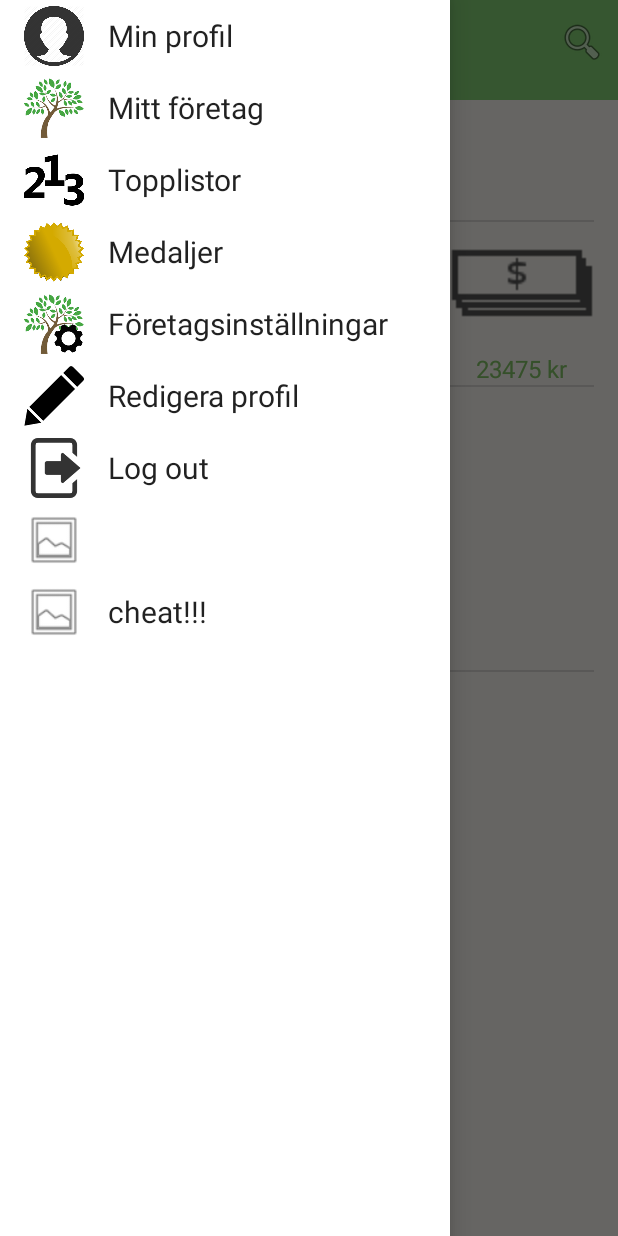
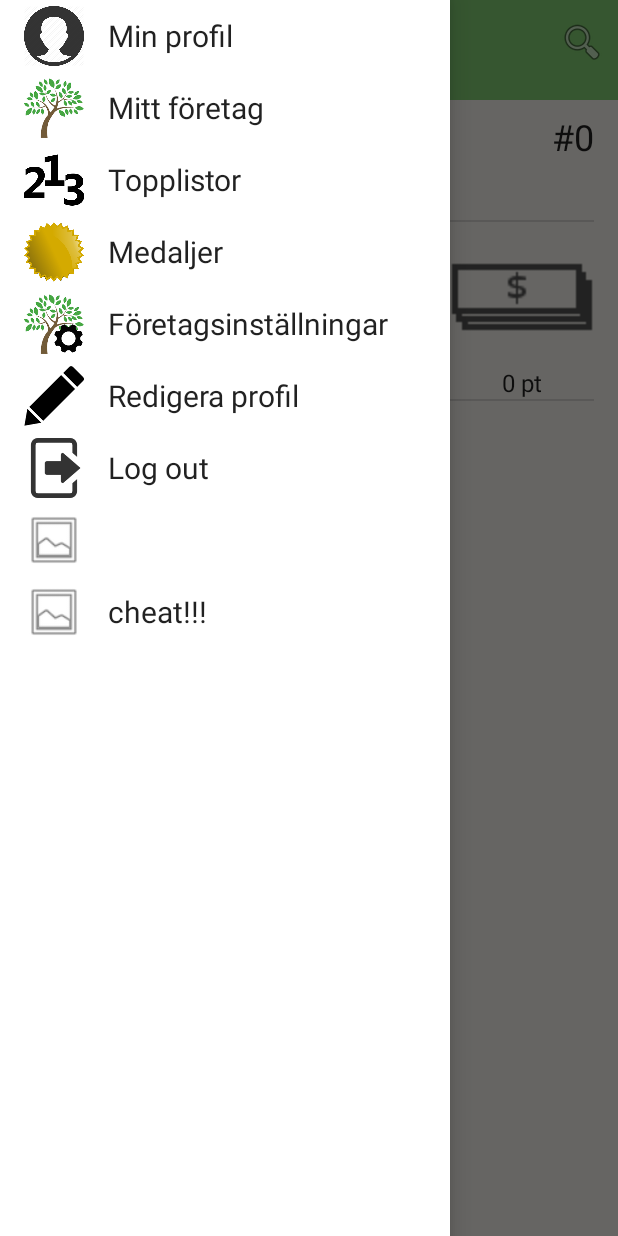
Before and after one commit to emiilax/spoti5, an Android app: the MainActivity screen opened directly, with no data from a screen before it, with the side drawer open, on a phone screen of 412 x 824 dp. Run offline under Robolectric (Android 15) with nearby library versions, the phone set to English and light mode, and no system bars; libraries missing offline, so code that uses them is left out: com.firebase.client, com.github.mikephil.charting; 41 statements that could not run were skipped.

Commit message:
made some changes to the ProfileView of a company

```diff
--- a/EcoBussing/app/src/main/java/com/example/spoti5/ecobussing/Database/Database.java
+++ b/EcoBussing/app/src/main/java/com/example/spoti5/ecobussing/Database/Database.java
@@ -91,6 +91,15 @@ public class Database implements IDatabase{
         int index = 0;
         if(topListAll.contains(user)){
              index = topListAll.indexOf(user);
+        }
+        return index;
+    }
+
+    @Override
+    public int getPosition(Company comp){
+        int index = 0;
+        if(topListAllCompanies.contains(comp)){
+            index = topListAllCompanies.indexOf(comp);
         }
         return index;
     }
--- a/EcoBussing/app/src/main/java/com/example/spoti5/ecobussing/Database/IDatabase.java
+++ b/EcoBussing/app/src/main/java/com/example/spoti5/ecobussing/Database/IDatabase.java
@@ -30,6 +30,7 @@ public interface IDatabase {
     public void changePassword(String email, String oldPassword, String newPassword,  IDatabaseConnected connection);
 
     public int getPosition(IUser user);
+    public int getPosition(Company comp);
 
     public IProfile getCompany(String name);
 
--- a/EcoBussing/app/src/main/java/com/example/spoti5/ecobussing/Profiles/Company.java
+++ b/EcoBussing/app/src/main/java/com/example/spoti5/ecobussing/Profiles/Company.java
@@ -20,8 +20,6 @@ import java.util.List;
  * Created by hilden on 2015-09-29.
  */
 public class Company implements IProfile {
-
-    private IDatabase database;
 
     private String name;
     private double pointCurrentMonth;
@@ -74,8 +72,6 @@ public class Company implements IProfile {
         this.nbrEmployees = nbrEmployees;
 
         userConnectionDates = new HashMap();
-
-        database = DatabaseHolder.getDatabase();
 
         updateMemberJson();
         updateModMemberJson();
--- a/EcoBussing/app/src/main/java/com/example/spoti5/ecobussing/Profiles/ProfileView.java
+++ b/EcoBussing/app/src/main/java/com/example/spoti5/ecobussing/Profiles/ProfileView.java
@@ -12,6 +12,9 @@ import android.widget.ImageView;
 import android.widget.TextView;
 
 import com.example.spoti5.ecobussing.Calculations.Calculator;
+import com.example.spoti5.ecobussing.Database.Database;
+import com.example.spoti5.ecobussing.Database.DatabaseHolder;
+import com.example.spoti5.ecobussing.Database.IDatabase;
 import com.example.spoti5.ecobussing.R;
 
 import java.text.DecimalFormat;
@@ -29,6 +32,7 @@ public class ProfileView extends Fragment{
     private static View view;
     private static IProfile thisProfile;
     private static Calculator calc = Calculator.getCalculator();
+    private static IDatabase db;
 
     public ProfileView() {
         // Required empty public constructor
@@ -54,6 +58,7 @@ public class ProfileView extends Fragment{
         return view;
     }
 
+    //This should be changed a bit to look better, Hampus fix
     private View setMPagerAdapter(View viewen) {
         if(thisProfile instanceof IUser) {
             pagerAdapter1 = new ProfilePagerAdapter(getActivity().getSupportFragmentManager(), thisProfile);
@@ -79,64 +84,76 @@ public class ProfileView extends Fragment{
         TextView distanceView = (TextView) view.findViewById(R.id.textDistance);
         TextView co2View = (TextView)view.findViewById(R.id.textCo2);
         TextView moneyView = (TextView)view.findViewById(R.id.textMoney);
+        TextView topListPosView = (TextView)view.findViewById(R.id.positionOrEmployedNbr);
+
+        db = DatabaseHolder.getDatabase();
 
         double co2;
         double distance;
         double money;
+        int position;
 
         nameView.setText(thisProfile.getName());
 
-        /**
-         * there is a better way of doing this w/o using instanceof, I don't remember how, but I remeber
-         * you should stay away from using instanceof in this manner, so this should be fixed.
-         */
+        //Does stuff if the profile is for a user
         if(thisProfile instanceof IUser){
             IUser currentUser = (IUser) thisProfile;
             co2 = currentUser.getCO2Saved(true);
             distance = calc.calculateDistanceFromCO2(co2);
             money = currentUser.getMoneySaved(true);
+            position = db.getPosition(currentUser);
+
+            String moneyS = df0.format(money);
+            moneyView.setText(moneyS + " kr");
+
+            if(distance > 1000){
+                distance = distance/1000;
+                String distanceS = df2.format(distance);
+                distanceView.setText(distanceS + " km");
+            }else {
+                String d = df0.format(distance);
+                distanceView.setText(d + " m");
+            }
 
             if(((IUser) thisProfile).getCompany().length() > 0) {
                 companyNameView.setText(((IUser) thisProfile).getCompany());
             }else{
                 companyNameView.setText("Ej ansluten till något företag");
             }
-        }else{
+        }
+        //Does other stuff if the profile is for a company
+        else{
             Company currentCompany = (Company)thisProfile;
             co2 = currentCompany.getCO2Saved(true);
-            distance = calc.calculateDistanceFromCO2(co2);
-            //Maybe money shouldn't be displayed in a company profile? Then there should only be 2
-            //fields visible there.
-            money = 23475;
+
+            //There's no intrest in showing a company's traveled distance, so here we show number of
+            //employees instead.
+            distance = currentCompany.getNbrEmployees();
+            String distanceS = df0.format(distance);
+            distanceView.setText(distanceS + " anställda");
+
+            //A company doesn't have any money saved so points will be displayed instead.
+            money = currentCompany.getpointTot();
+            String moneyS = df0.format(money);
+            moneyView.setText(moneyS + " pt");
+
+            position = db.getPosition(currentCompany);
+
             companyNameView.setText(null);
+
+            view.findViewById(R.id.profilePager2).setVisibility(view.INVISIBLE);
+            view.findViewById(R.id.dotRow2).setVisibility(view.INVISIBLE);
+            view.findViewById(R.id.dividerGraph1).setVisibility(view.INVISIBLE);
         }
 
 
-        if(distance > 1000){
-            distance = distance/1000;
-            String distanceS = df2.format(distance);
-            distanceView.setText(distanceS + " km");
-        }else {
-            String d = df0.format(distance);
-            distanceView.setText(d + " m");
-        }
-
+        String pos = Integer.toString(position);
+        topListPosView.setText("#" + pos);
 
         String co2S = df2.format(co2);
         co2View.setText(co2S + " kg");
 
-        String moneyS = df0.format(money);
-        moneyView.setText(moneyS + " kr");
-    }
 
-    private void setBigDot (ImageView dot){
-        dot.setImageResource(R.drawable.dot_grey_big);
-        dot.setAlpha(1f);
-    }
-
-    private void setSmallDot (ImageView dot){
-        dot.setImageResource(R.drawable.dot_grey_small);
-        dot.setAlpha(0.7f);
     }
 
     public void setThisProfile(IProfile ip){
--- a/EcoBussing/app/src/main/res/layout/fragment_profile_view.xml
+++ b/EcoBussing/app/src/main/res/layout/fragment_profile_view.xml
@@ -21,11 +21,17 @@
                 android:layout_gravity="left"
                 android:layout_marginTop="8dp" />
 
+            <RelativeLayout
+                android:layout_width="wrap_content"
+                android:layout_height="wrap_content"
+                android:layout_toRightOf="@id/profile_pic"
+                android:id="@+id/layoutName">
+
+
                 <TextView
                     android:layout_width="wrap_content"
                     android:layout_height="wrap_content"
                     android:textAppearance="?android:attr/textAppearanceLarge"
-                android:layout_toRightOf="@id/profile_pic"
                     android:text="Name here"
                     android:id="@+id/profile_name"
                     android:layout_marginLeft="16dp"
@@ -41,17 +47,31 @@
                     android:text="Company if available"
                     android:id="@+id/user_company" />
             </RelativeLayout>
+            <TextView
+                android:layout_width="wrap_content"
+                android:layout_height="wrap_content"
+                android:textAppearance="?android:attr/textAppearanceLarge"
+                android:layout_alignParentEnd="true"
+                android:layout_alignParentRight="true"
+                android:text="#1234"
+                android:textSize="24dp"
+                android:id="@+id/positionOrEmployedNbr"
+                android:layout_marginRight="16dp"
+                android:layout_marginTop="8dp" />
 
             <View style="@style/Divider_Horizontal"
                 android:layout_marginLeft="16dp"
                 android:layout_marginRight="16dp"
                 android:layout_marginTop="8dp"
-            android:layout_below="@id/profile_top_layout"/>
+                android:layout_below="@id/profile_pic"/>
+        </RelativeLayout>
+
+
 
         <TableRow
             android:layout_width="match_parent"
             android:layout_height="wrap_content"
-            android:id="@+id/profile_share_row"
+            android:id="@+id/profile_bot_row"
             android:layout_alignParentBottom="true"
             android:layout_marginBottom="8dp">
 
@@ -68,7 +88,7 @@
             android:layout_height="fill_parent"
             android:id="@+id/scrollView"
             android:layout_below="@id/profile_top_layout"
-            android:layout_above="@id/profile_share_row">
+            android:layout_above="@id/profile_bot_row">
 
             <RelativeLayout
                 android:layout_width="match_parent"
@@ -99,7 +119,6 @@
                             android:layout_height="wrap_content"
                             android:textAppearance="?android:attr/textAppearanceLarge"
                             android:textSize="16dp"
-                            android:textColor="@color/nice_green"
                             android:text="58 kg"
                             android:id="@+id/textCo2"
                             android:layout_below="@id/imageCo2"
@@ -124,7 +143,6 @@
                             android:layout_height="wrap_content"
                             android:textAppearance="?android:attr/textAppearanceLarge"
                             android:textSize="16dp"
-                            android:textColor="@color/nice_green"
                             android:text="321 km"
                             android:id="@+id/textDistance"
                             android:layout_below="@id/imageDistance"
@@ -149,7 +167,6 @@
                             android:layout_height="wrap_content"
                             android:textAppearance="?android:attr/textAppearanceLarge"
                             android:textSize="16dp"
-                            android:textColor="@color/nice_green"
                             android:text="12 000 kr!"
                             android:id="@+id/textMoney"
                             android:layout_below="@id/imageMoney"
```
Also changed, not shown: EcoBussing/app/src/main/java/com/example/spoti5/ecobussing/Activites/MainActivity.java (+16 -1 lines). Lines whose indentation alone changed are shown as unchanged.
